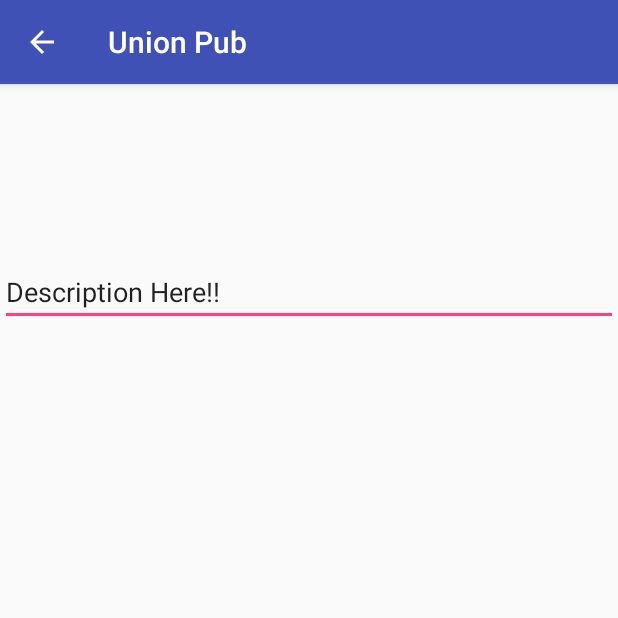
After one commit to RPIBarPI/BarPI, an Android app: the EventActivity screen opened directly, with no data from a screen before it, on a phone screen of 412 x 824 dp, the top half of it. The commit adds this screen. Run offline under Robolectric (Android 15) with nearby library versions, the phone set to English and light mode, and no system bars; 2 statements that could not run were skipped.

Commit message:
Started EventActivity functionality and Event xml

```diff
--- a/app/src/main/java/rpi/barpi/Bar.java
+++ b/app/src/main/java/rpi/barpi/Bar.java
@@ -9,8 +9,10 @@ public class Bar //basic information on bars
     private float rating;
     public ArrayList<Comment> comments=new ArrayList<Comment>();
     private Location location=new Location();
-    public ArrayList<Event> events=new ArrayList<Event>();//includes specials
+    public static ArrayList<Event> events=new ArrayList<Event>();//includes specials
     public ArrayList<Drink> drinks=new ArrayList<Drink>();//the menu
+
+    public static BarActivity barAct=null;
 
     //constructors
     public Bar(int newID, String newName, float newRating, Location newLocation)
--- a/app/src/main/java/rpi/barpi/BarActivity.java
+++ b/app/src/main/java/rpi/barpi/BarActivity.java
@@ -1,14 +1,21 @@
 package rpi.barpi;
 
+import android.content.Intent;
 import android.os.Bundle;
 import android.support.v7.app.AppCompatActivity;
 import android.view.View;
+import android.widget.AdapterView;
+import android.widget.ArrayAdapter;
+import android.widget.ListView;
 import android.widget.Toast;
 
 
 public class BarActivity extends AppCompatActivity
 {
     Bar bar=Data.bars.get(Data.mainAct.contextMenuItemSelected);
+    ListView lvEvents;
+    ArrayAdapter<Event> appAdapter=null;
+    public int contextMenuItemSelected = -1;
 
     @Override
     public void onCreate(Bundle savedInstanceState)
@@ -16,8 +23,34 @@ public class BarActivity extends AppCompatActivity
         super.onCreate(savedInstanceState);
         setContentView(R.layout.activity_bar);
 
+        Bar.barAct=this;
+
         //set the title
         setTitle(bar.getName());
+
+        //Set event gui objects
+        lvEvents=(ListView)findViewById(R.id.eventListView);
+        //Set the lv array
+        appAdapter = new ArrayAdapter<Event>(this, android.R.layout.simple_list_item_1, Bar.events);
+        lvEvents.setAdapter(appAdapter);
+
+        // Long click event
+        registerForContextMenu(lvEvents);
+        // Click event
+        final BarActivity tempThis=this;
+        lvEvents.setOnItemClickListener(new AdapterView.OnItemClickListener() {
+            @Override
+            public void onItemClick(AdapterView<?> arg0, View arg1, int position, long arg3) {
+                tempThis.contextMenuItemSelected = position;
+                startActivity(new Intent(tempThis, EventActivity.class));
+            }
+        });
+
+        //test data
+        Bar.events.clear();
+        Bar.events.add(new Event(0, "Ladies' Night", "$1 Well drinks for ladies"));
+        Bar.events.add(new Event(1, "$3 PBR Pitchers", "From 6-8pm"));
+        Bar.events.add(new Event(2, "Buy-one-get-one", "Mondays: 10-11pm"));
     }
 
     public void rateBar(View v)
--- /dev/null
+++ b/app/src/main/java/rpi/barpi/EventActivity.java
@@ -0,0 +1,20 @@
+package rpi.barpi;
+
+/**
+ * Created by eryka on 3/26/2017.
+ **/
+import android.os.Bundle;
+import android.support.v7.app.AppCompatActivity;
+
+public class EventActivity extends BarActivity {
+    Event event = Bar.events.get(Bar.barAct.contextMenuItemSelected);
+
+    @Override
+    public void onCreate(Bundle savedInstanceState) {
+        super.onCreate(savedInstanceState);
+        setContentView(R.layout.activity_event);
+
+        // Set the title
+        setTitle(event.getName());
+    }
+}
--- /dev/null
+++ b/app/src/main/res/layout/activity_event.xml
@@ -0,0 +1,19 @@
+<?xml version="1.0" encoding="utf-8"?>
+<RelativeLayout xmlns:android="http://schemas.android.com/apk/res/android"
+    android:layout_width="match_parent"
+    android:layout_height="match_parent">
+
+    <EditText
+        android:id="@+id/editText"
+        android:layout_width="wrap_content"
+        android:layout_height="wrap_content"
+        android:ems="10"
+        android:inputType="textPersonName"
+        android:text="Description Here!!"
+        android:layout_alignParentTop="true"
+        android:layout_marginTop="116dp"
+        android:layout_alignParentRight="true"
+        android:layout_alignParentEnd="true"
+        android:layout_alignParentLeft="true"
+        android:layout_alignParentStart="true" />
+</RelativeLayout>
```
Also changed, not shown: app/src/main/AndroidManifest.xml (+9 -0 lines), app/src/main/res/layout/activity_bar.xml (+20 -12 lines).
